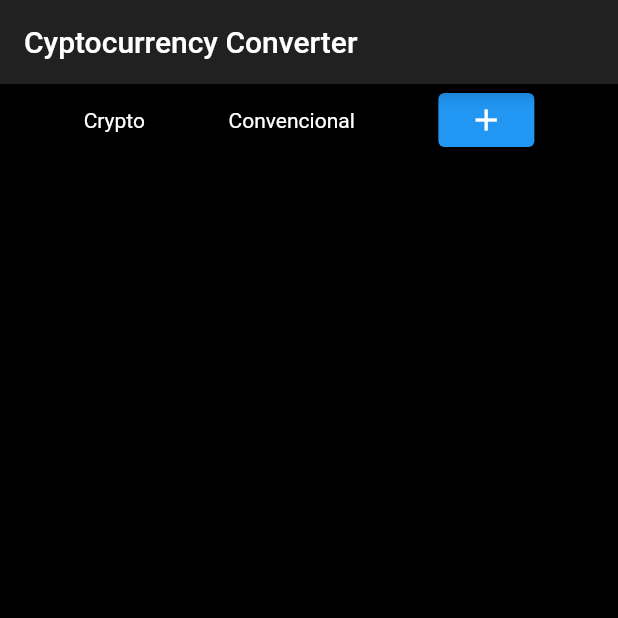
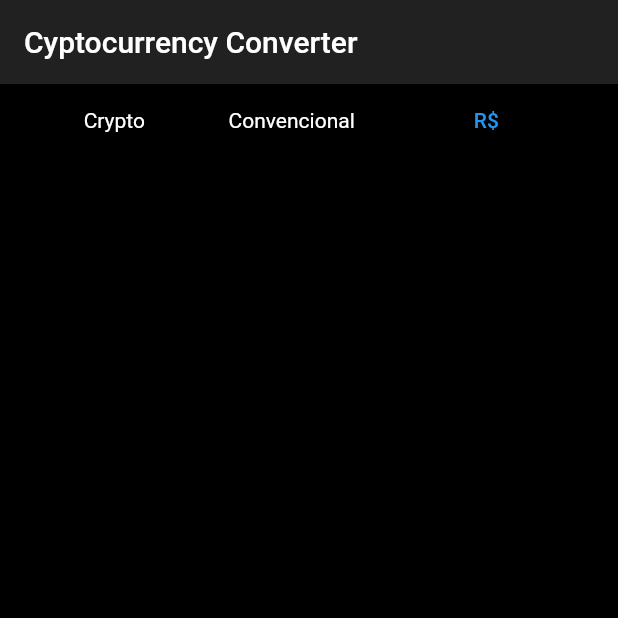
Before and after one commit to Jhynn/cryptocurrency-converter, a Flutter app: the screen it shows after launch, on a phone screen of 412 x 824 dp, the top half of it. Run offline on Flutter 3.47's test engine with Material 2 defaults, Android fonts, the phone set to English and light mode, and no system bars.

```diff
--- a/lib/screens/main_screen.dart
+++ b/lib/screens/main_screen.dart
@@ -1,6 +1,16 @@
 import 'package:flutter/material.dart';
+import 'package:http/http.dart' as http;
+import 'dart:convert';
 
 class MainPage extends StatelessWidget {
+  static var url = Uri.parse("https://blockchain.info/ticker");
+
+  void getCurrencies() async {
+    var res = await http.get(url);
+    Map<String, dynamic> data = json.decode(res.body);
+    print(data['BRL']['buy']);
+  }
+
   @override
   Widget build(BuildContext context) {
     return Scaffold(
@@ -14,9 +24,9 @@ class MainPage extends StatelessWidget {
             children: [
               Text('Crypto'),
               Text('Convencional'),
-              ElevatedButton(
-                onPressed: () {},
-                child: Icon(Icons.add),
+              TextButton(
+                onPressed: getCurrencies,
+                child: Text('R\$'),
               ),
             ],
           ),
--- a/pubspec.yaml
+++ b/pubspec.yaml
@@ -28,6 +28,7 @@ dependencies:
   # The following adds the Cupertino Icons font to your application.
   # Use with the CupertinoIcons class for iOS style icons.
   cupertino_icons: ^1.0.2
+  http: ^0.13.2
 
 dev_dependencies:
   flutter_test:
```
Also changed, not shown: pubspec.lock, 3 other files.
